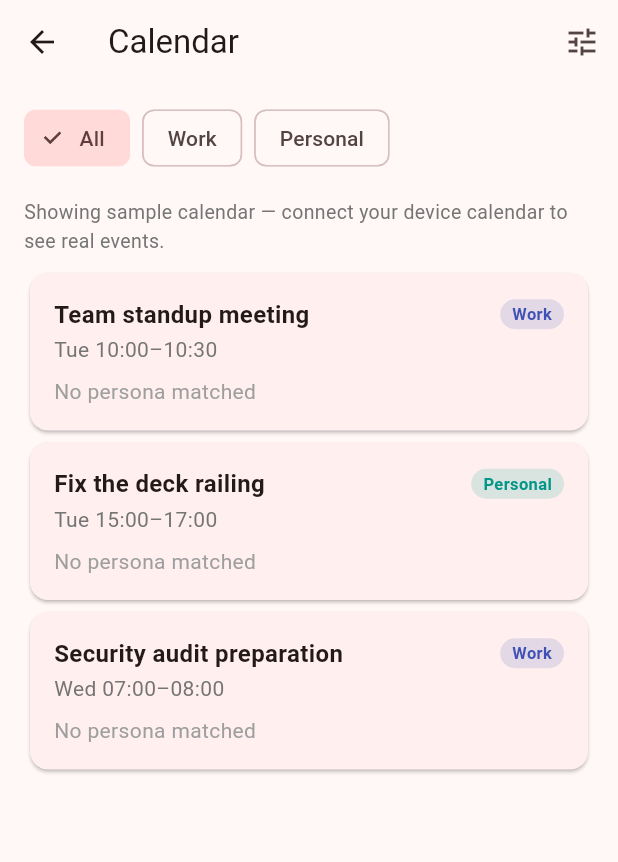
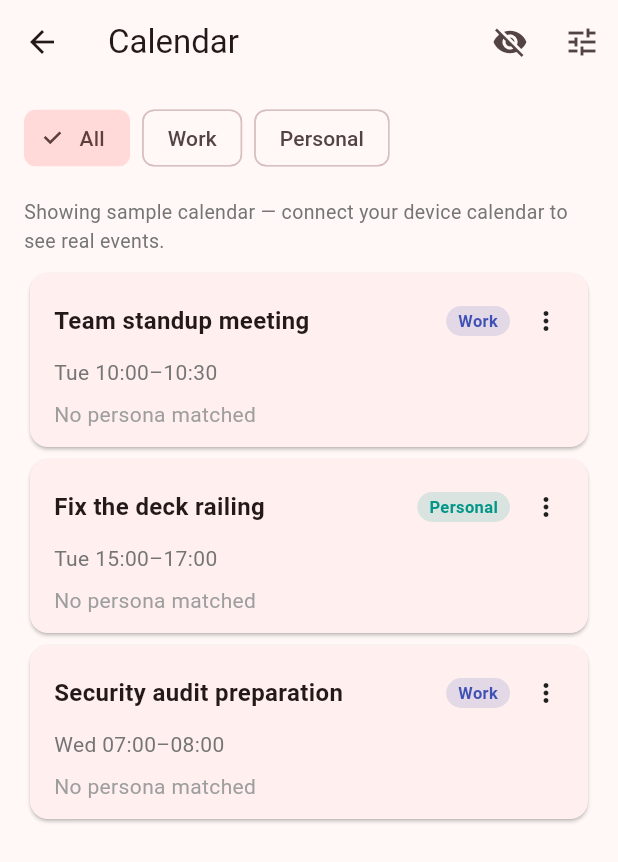
Before and after one commit to joey-carlson/multitudesv2, a Flutter app: the HomeScreen screen opened directly with empty values, after a tap on the "calendar today" icon, on a phone screen of 412 x 824 dp. Shown: the top 862 px of the screen. Run offline on Flutter 3.47's test engine with Material 3 defaults, Android fonts, the phone set to English and light mode, and no system bars; our stand-ins replace drift, drift_flutter; accounts and stored records are empty; generated files the repository leaves out were written again.

Commit message:
feat(app): hide individual calendar events from Multitudes
Lets the user exclude specific events (e.g. a coworker's leave that shows on a
work calendar) from persona/energy consideration — reversible, on-device, never
touches the real calendar.

- data: HiddenEvents Drift table (schema v5 + migration) + hiddenEventIds/
  setEventHidden
- ui: per-event overflow menu to Hide/Unhide; a 'show hidden' toggle in the
  calendar app bar; hidden events are excluded by default and dimmed/labeled
  when reviewed
- test: hidden-events repo round-trip

flutter analyze clean; 44 tests pass; live macOS build migrated v4->v5 preserving
5 personas.

```diff
--- a/app/lib/data/database.dart
+++ b/app/lib/data/database.dart
@@ -110,13 +110,22 @@ class CalendarPrefs extends Table {
   Set<Column> get primaryKey => {calendarId};
 }
 
-@DriftDatabase(tables: [Personas, EnergyReadings, Tasks, CalendarPrefs])
+/// Individual calendar events the user has excluded from Multitudes.
+@DataClassName('HiddenEventRow')
+class HiddenEvents extends Table {
+  TextColumn get eventId => text()();
+
+  @override
+  Set<Column> get primaryKey => {eventId};
+}
+
+@DriftDatabase(tables: [Personas, EnergyReadings, Tasks, CalendarPrefs, HiddenEvents])
 class AppDatabase extends _$AppDatabase {
   AppDatabase([QueryExecutor? executor])
       : super(executor ?? driftDatabase(name: 'multitudes'));
 
   @override
-  int get schemaVersion => 4;
+  int get schemaVersion => 5;
 
   @override
   MigrationStrategy get migration => MigrationStrategy(
@@ -126,8 +135,25 @@ class AppDatabase extends _$AppDatabase {
           if (from < 2) await m.createTable(energyReadings);
           if (from < 3) await m.createTable(tasks);
           if (from < 4) await m.createTable(calendarPrefs);
+          if (from < 5) await m.createTable(hiddenEvents);
         },
       );
+
+  /// Ids of events the user has hidden from consideration.
+  Future<Set<String>> hiddenEventIds() async {
+    final rows = await select(hiddenEvents).get();
+    return rows.map((r) => r.eventId).toSet();
+  }
+
+  /// Hide or unhide a single event.
+  Future<void> setEventHidden(String eventId, bool hidden) async {
+    if (hidden) {
+      await into(hiddenEvents)
+          .insertOnConflictUpdate(HiddenEventsCompanion.insert(eventId: eventId));
+    } else {
+      await (delete(hiddenEvents)..where((t) => t.eventId.equals(eventId))).go();
+    }
+  }
 
   /// User overrides of calendar classification, by calendar id.
   Future<Map<String, CalendarKind>> calendarKinds() async {
--- a/app/lib/ui/calendar_screen.dart
+++ b/app/lib/ui/calendar_screen.dart
@@ -29,6 +29,7 @@ class CalendarScreen extends StatefulWidget {
 class _CalendarScreenState extends State<CalendarScreen> {
   late Future<_CalendarData> _future;
   CalendarKind? _filter; // null = all (work + personal + unset)
+  bool _showHidden = false;
 
   @override
   void initState() {
@@ -38,18 +39,28 @@ class _CalendarScreenState extends State<CalendarScreen> {
 
   Future<_CalendarData> _load() async {
     final granted = await widget.source.requestAccess();
-    if (!granted) return _CalendarData(granted: false, events: const [], kinds: const {});
+    if (!granted) {
+      return _CalendarData(
+          granted: false, events: const [], kinds: const {}, hidden: const {});
+    }
 
     final calendars = await widget.source.listCalendars();
     final overrides = await widget.db.calendarKinds();
     final kinds = {
       for (final c in calendars) c.id: effectiveKind(c, overrides)
     };
+    final hidden = await widget.db.hiddenEventIds();
 
     final now = DateTime.now();
     final events = await widget.source
         .eventsInRange(now, now.add(const Duration(days: 7)));
-    return _CalendarData(granted: true, events: events, kinds: kinds);
+    return _CalendarData(
+        granted: true, events: events, kinds: kinds, hidden: hidden);
+  }
+
+  Future<void> _setHidden(CalendarEvent e, bool hidden) async {
+    await widget.db.setEventHidden(e.id, hidden);
+    if (mounted) setState(() => _future = _load());
   }
 
   Future<void> _openSettings() async {
@@ -65,6 +76,11 @@ class _CalendarScreenState extends State<CalendarScreen> {
       appBar: AppBar(
         title: const Text('Calendar'),
         actions: [
+          IconButton(
+            icon: Icon(_showHidden ? Icons.visibility : Icons.visibility_off),
+            tooltip: _showHidden ? 'Hide hidden events' : 'Show hidden events',
+            onPressed: () => setState(() => _showHidden = !_showHidden),
+          ),
           IconButton(
             icon: const Icon(Icons.tune),
             tooltip: 'Classify calendars',
@@ -88,10 +104,12 @@ class _CalendarScreenState extends State<CalendarScreen> {
               ? CalendarKind.unset
               : (data.kinds[e.calendarId] ?? CalendarKind.unset);
 
-          // Hide ignored calendars, then apply the work/personal filter.
+          // Hide ignored calendars, apply the work/personal filter, and drop
+          // hidden events unless the user is reviewing them.
           final visible = data.events.where((e) {
             final k = kindOf(e);
             if (k == CalendarKind.ignore) return false;
+            if (!_showHidden && data.hidden.contains(e.id)) return false;
             if (_filter == null) return true;
             return k == _filter;
           }).toList();
@@ -122,6 +140,8 @@ class _CalendarScreenState extends State<CalendarScreen> {
                             _EventCard(
                               event: e,
                               kind: kindOf(e),
+                              hidden: data.hidden.contains(e.id),
+                              onToggleHidden: (h) => _setHidden(e, h),
                               matches:
                                   rankPersonasForEvent(e, widget.personas),
                             ),
@@ -137,10 +157,16 @@ class _CalendarScreenState extends State<CalendarScreen> {
 }
 
 class _CalendarData {
-  _CalendarData({required this.granted, required this.events, required this.kinds});
+  _CalendarData({
+    required this.granted,
+    required this.events,
+    required this.kinds,
+    required this.hidden,
+  });
   final bool granted;
   final List<CalendarEvent> events;
   final Map<String, CalendarKind> kinds;
+  final Set<String> hidden;
 }
 
 class _FilterBar extends StatelessWidget {
@@ -173,18 +199,26 @@ class _FilterBar extends StatelessWidget {
 }
 
 class _EventCard extends StatelessWidget {
-  const _EventCard({required this.event, required this.kind, required this.matches});
+  const _EventCard({
+    required this.event,
+    required this.kind,
+    required this.hidden,
+    required this.onToggleHidden,
+    required this.matches,
+  });
 
   final CalendarEvent event;
   final CalendarKind kind;
+  final bool hidden;
+  final ValueChanged<bool> onToggleHidden;
   final List<PersonaMatch> matches;
 
   @override
   Widget build(BuildContext context) {
     final top = matches.isNotEmpty ? matches.first : null;
-    return Card(
+    final card = Card(
       child: Padding(
-        padding: const EdgeInsets.all(16),
+        padding: const EdgeInsets.fromLTRB(16, 8, 4, 12),
         child: Column(
           crossAxisAlignment: CrossAxisAlignment.start,
           children: [
@@ -197,12 +231,33 @@ class _EventCard extends StatelessWidget {
                 ),
                 if (kind == CalendarKind.work || kind == CalendarKind.personal)
                   _KindChip(kind: kind),
+                PopupMenuButton<bool>(
+                  tooltip: 'Event options',
+                  icon: const Icon(Icons.more_vert, size: 20),
+                  onSelected: onToggleHidden,
+                  itemBuilder: (context) => [
+                    PopupMenuItem(
+                      value: !hidden,
+                      child: Text(hidden
+                          ? 'Unhide — consider in Multitudes'
+                          : 'Hide from Multitudes'),
+                    ),
                   ],
                 ),
-            const SizedBox(height: 2),
+              ],
+            ),
+            Padding(
+              padding: const EdgeInsets.only(right: 12),
+              child: Column(
+                crossAxisAlignment: CrossAxisAlignment.start,
+                children: [
                   Text(_when(event), style: TextStyle(color: Colors.grey[600])),
                   const SizedBox(height: 8),
-            if (top == null)
+                  if (hidden)
+                    const Text('Hidden — not considered',
+                        style: TextStyle(
+                            color: Colors.grey, fontStyle: FontStyle.italic))
+                  else if (top == null)
                     const Text('No persona matched',
                         style: TextStyle(color: Colors.grey))
                   else
@@ -210,7 +265,12 @@ class _EventCard extends StatelessWidget {
                 ],
               ),
             ),
+          ],
+        ),
+      ),
     );
+    // Dim hidden events when they're being reviewed.
+    return hidden ? Opacity(opacity: 0.55, child: card) : card;
   }
 
   static String _when(CalendarEvent e) {
```
Also changed, not shown: app/lib/data/database.g.dart, 1 other file. Lines whose indentation alone changed are shown as unchanged.
